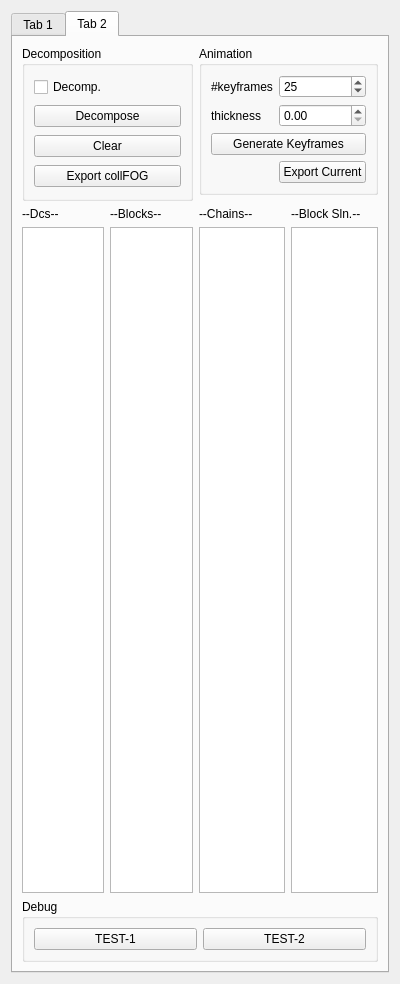
First picture: the form in FoldPlugin/FdWidget.ui, repository letienhung/fold-hcc, before the edit.
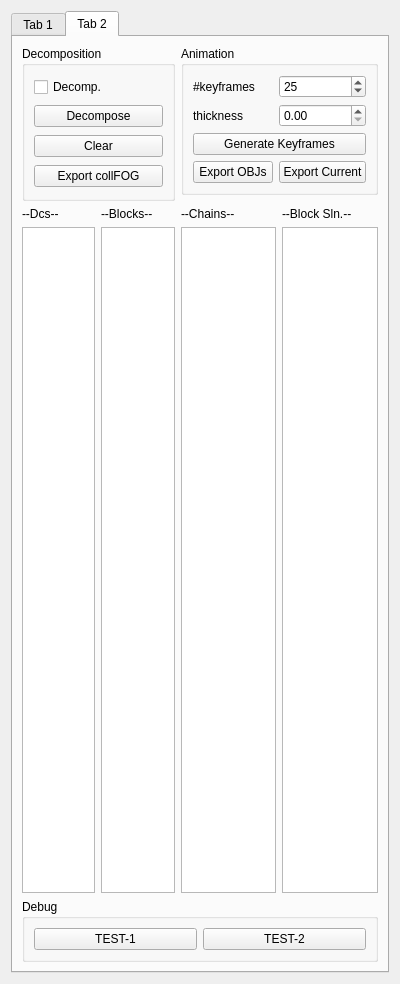
Second picture: the form after the edit. The open tabs and pages were chosen to show the change.

What changed in the file:
```diff
--- a/FoldPlugin/FdWidget.ui
+++ b/FoldPlugin/FdWidget.ui
@@ -543,6 +543,13 @@
             </property>
            </widget>
           </item>
+          <item row="8" column="0">
+           <widget class="QPushButton" name="exportAllObj">
+            <property name="text">
+             <string>Export OBJs</string>
+            </property>
+           </widget>
+          </item>
          </layout>
         </widget>
        </item>
```
Left out of the diff: 2 changed lines with no effect on the pictures.
